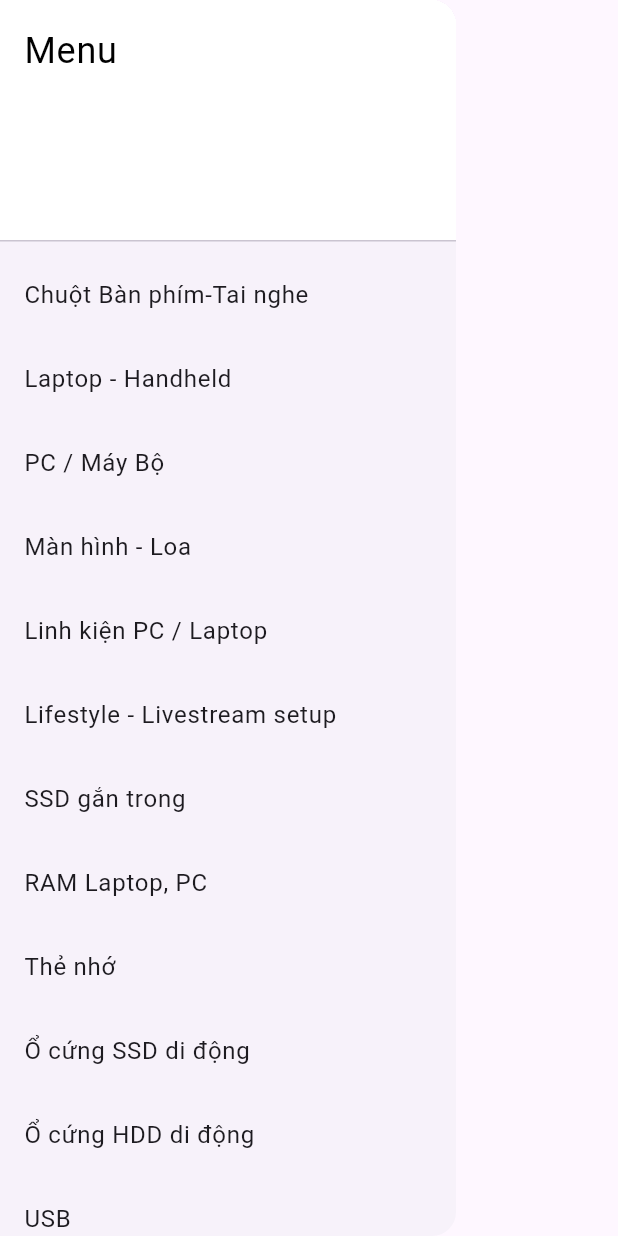
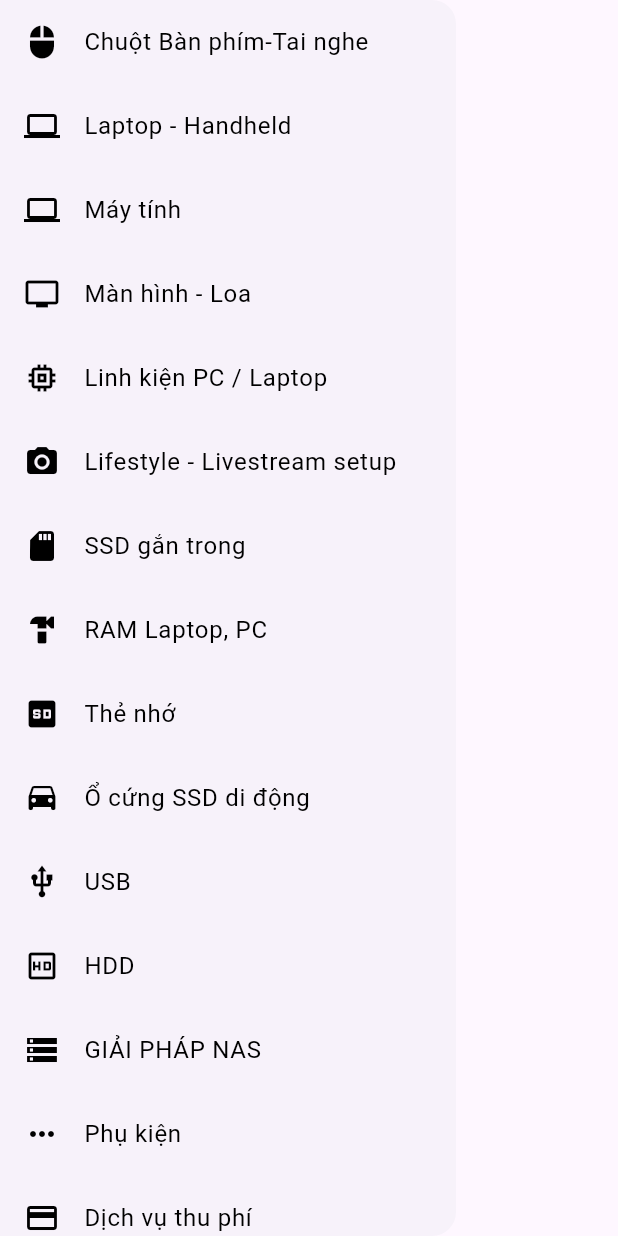
Before and after one commit to ThaoTo2806/Flutter_Web_Demo, a Flutter app: the DrawerMenu widget shown alone on an empty page, opened directly, on a phone screen of 412 x 824 dp. Run offline on Flutter 3.47's test engine with Material 3 defaults, Android fonts, the phone set to English and light mode, and no system bars.

Commit message:
animation_text

```diff
--- a/lib/widgets/drawer_menu.dart
+++ b/lib/widgets/drawer_menu.dart
@@ -1,42 +1,143 @@
 import 'package:flutter/material.dart';
 
-class DrawerMenu extends StatelessWidget {
+class DrawerMenu extends StatefulWidget {
   const DrawerMenu({super.key});
 
   @override
+  _DrawerMenuState createState() => _DrawerMenuState();
+}
+
+class _DrawerMenuState extends State<DrawerMenu> {
+  // Biến lưu trữ mục được hover
+  String? hoveredItem;
+
+  List<Map<String, dynamic>> menuItems = [
+    {"name": "Chuột Bàn phím-Tai nghe", "icon": Icons.mouse},
+    {"name": "Laptop - Handheld", "icon": Icons.laptop},
+    {"name": "Máy tính", "icon": Icons.computer},
+    {"name": "Màn hình - Loa", "icon": Icons.tv},
+    {"name": "Linh kiện PC / Laptop", "icon": Icons.memory},
+    {"name": "Lifestyle - Livestream setup", "icon": Icons.camera_alt},
+    {"name": "SSD gắn trong", "icon": Icons.sd_card},
+    {"name": "RAM Laptop, PC", "icon": Icons.hardware},
+    {"name": "Thẻ nhớ", "icon": Icons.sd},
+    {"name": "Ổ cứng SSD di động", "icon": Icons.drive_eta},
+    {"name": "USB", "icon": Icons.usb},
+    {"name": "HDD", "icon": Icons.hd_outlined},
+    {"name": "GIẢI PHÁP NAS", "icon": Icons.storage},
+    {"name": "Phụ kiện", "icon": Icons.more_horiz},
+    {"name": "Dịch vụ thu phí", "icon": Icons.payment},
+  ];
+
+  List<Map<String, dynamic>> brands = [
+    {
+      "name": "iPhone",
+      "subItems": [
+        "iPhone 16 Series",
+        "iPhone 15 Series",
+        "iPhone 14 Series",
+        "iPhone 13 Series",
+        "iPhone 11 Series"
+      ]
+    },
+    {
+      "name": "Samsung",
+      "subItems": ["Galaxy A", "Galaxy S", "Galaxy Z", "Galaxy M"]
+    },
+    {
+      "name": "Oppo",
+      "subItems": ["OPPO Reno Series", "OPPO A Series"]
+    },
+    {
+      "name": "Xiaomi",
+      "subItems": [
+        "Poco Series",
+        "Xiaomi Series",
+        "Redmi Note Series",
+        "Redmi Series"
+      ]
+    },
+    {
+      "name": "Honor",
+      "subItems": ["Honor Magic Series"]
+    },
+    {
+      "name": "Thương hiệu khác",
+      "subItems": ["Tecno", "Realme", "Vivo", "ZTE", "Inoi", "Benco", "TCL"]
+    },
+    {
+      "name": "Phổ thông 4G",
+      "subItems": ["Nokia", "Itel"]
+    },
+  ];
+
+  @override
   Widget build(BuildContext context) {
-    List<String> menuItems = [
-      "Chuột Bàn phím-Tai nghe",
-      "Laptop - Handheld",
-      "PC / Máy Bộ",
-      "Màn hình - Loa",
-      "Linh kiện PC / Laptop",
-      "Lifestyle - Livestream setup",
-      "SSD gắn trong",
-      "RAM Laptop, PC",
-      "Thẻ nhớ",
-      "Ổ cứng SSD di động",
-      "Ổ cứng HDD di động",
-      "USB",
-      "HDD",
-      "GIẢI PHÁP NAS",
-      "Phụ kiện",
-      "Dịch vụ thu phí"
-    ];
-
     return Drawer(
       child: ListView(
-        padding: EdgeInsets.zero,
         children: [
-          const DrawerHeader(
-            decoration: BoxDecoration(color: Colors.white),
-            child: Text("Menu",
-                style: TextStyle(fontSize: 24, color: Colors.black)),
-          ),
-          ...menuItems.map((item) => ListTile(
-                title: Text(item),
+          ...menuItems.map((item) {
+            return MouseRegion(
+              onEnter: (_) {
+                setState(() {
+                  hoveredItem = item["name"];
+                });
+              },
+              onExit: (_) {
+                setState(() {
+                  hoveredItem = null;
+                });
+              },
+              child: ListTile(
+                leading: Icon(
+                  item["icon"],
+                  color: hoveredItem == item["name"]
+                      ? Color(0xFFFF4D4D)
+                      : Colors.black,
+                ),
+                title: Text(
+                  item["name"],
+                  style: TextStyle(
+                    color: hoveredItem == item["name"]
+                        ? Color(0xFFFF4D4D)
+                        : Colors.black,
+                  ),
+                ),
                 onTap: () {},
-              )),
+              ),
+            );
+          }).toList(),
+          Divider(),
+          ...brands.map((brand) {
+            return ExpansionTile(
+              title: Text(brand["name"]),
+              children: (brand["subItems"] as List<String>)
+                  .map((subItem) => MouseRegion(
+                        onEnter: (_) {
+                          setState(() {
+                            hoveredItem = subItem;
+                          });
+                        },
+                        onExit: (_) {
+                          setState(() {
+                            hoveredItem = null;
+                          });
+                        },
+                        child: ListTile(
+                          title: Text(
+                            subItem,
+                            style: TextStyle(
+                              color: hoveredItem == subItem
+                                  ? Color(0xFFFF4D4D)
+                                  : Colors.black,
+                            ),
+                          ),
+                          onTap: () {},
+                        ),
+                      ))
+                  .toList(),
+            );
+          }).toList(),
         ],
       ),
     );
```
Also changed, not shown: lib/screens/home_page.dart (+17 -38 lines), lib/widgets/falling_petals.dart (added, +98 -0 lines), lib/widgets/header.dart (+15 -33 lines), lib/widgets/slider_introduction.dart (added, +70 -0 lines), pubspec.yaml (+4 -3 lines), Images_KTL2/flower_petal.png (added), pubspec.lock.
